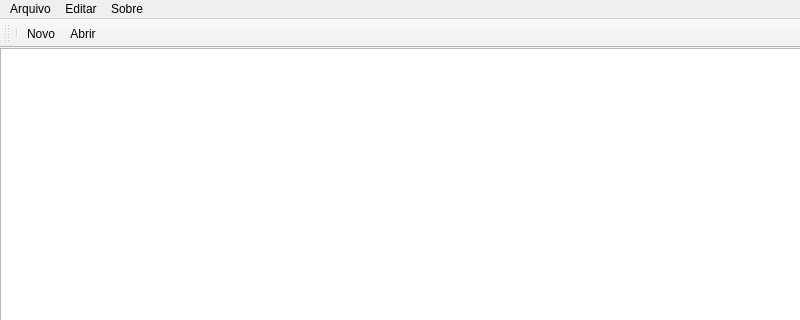
Old version of the form mainwindow.ui in the repository matheuspx/notepad; both pictures show x 0 to 800 and y 0 to 320 of the 800 by 600 pixel window.
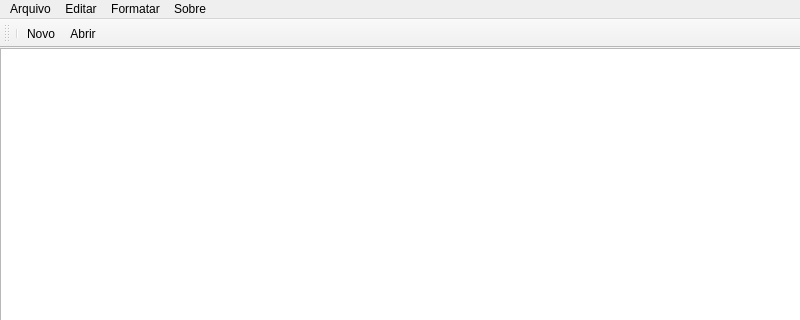
New version of the form. Icons and pictures are not drawn.

Diff of the .ui file:
```diff
--- a/mainwindow.ui
+++ b/mainwindow.ui
@@ -58,9 +58,17 @@
     <property name="title">
      <string>Sobre</string>
     </property>
+    <addaction name="actionConhe_a_o_autor"/>
+   </widget>
+   <widget class="QMenu" name="menuFormatar">
+    <property name="title">
+     <string>Formatar</string>
+    </property>
+    <addaction name="actionFonte"/>
    </widget>
    <addaction name="menuArquivo"/>
    <addaction name="menuEditamento"/>
+   <addaction name="menuFormatar"/>
    <addaction name="menuSobre"/>
   </widget>
   <widget class="QStatusBar" name="statusbar"/>
```
Left out of the diff: 25 changed lines with no effect on the pictures.
